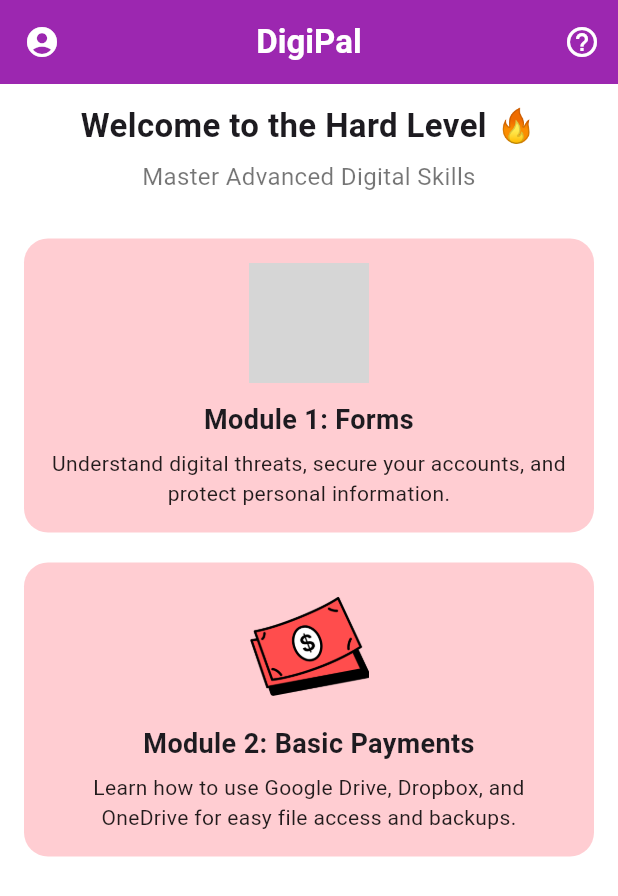
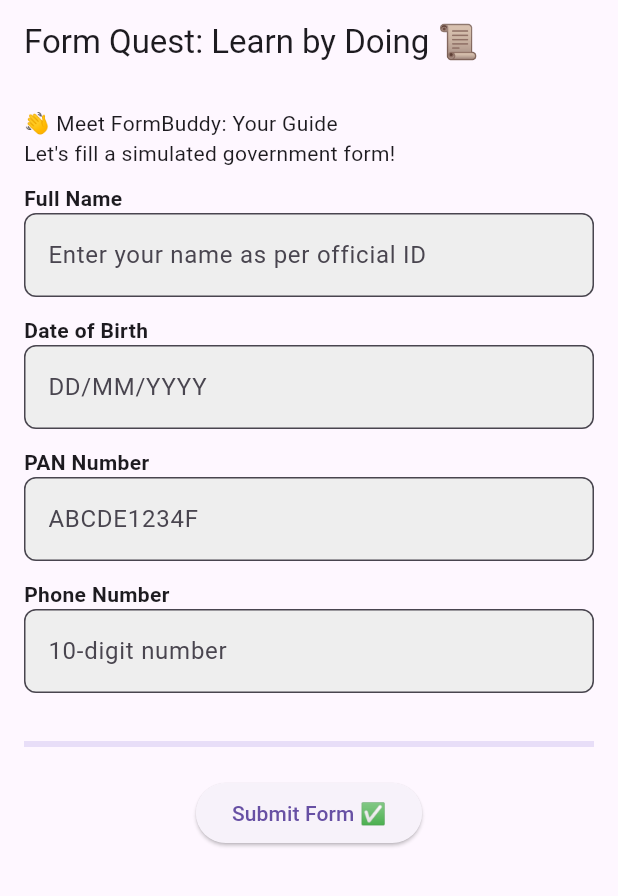
Before and after one commit to hahaanisha/digipal, a Flutter app: the HardLevelPage screen opened directly, after a tap on "Module 1: Forms", on a phone screen of 412 x 824 dp. Shown: the top 896 px of the screen. Run offline on Flutter 3.47's test engine with Material 3 defaults, Android fonts, the phone set to English and light mode, and no system bars; our stand-ins replace confetti, firebase_auth, firebase_core, firebase_database, flutter_gemini, flutter_tts and 3 more; missing offline and left inert: android_intent_plus, easy_upi_payment, mailer, webview_flutter_android, webview_flutter_wkwebview; accounts and stored records are empty; grey boxes are pictures that could not be loaded.

```diff
--- a/lib/screens/Hard/HardHome.dart
+++ b/lib/screens/Hard/HardHome.dart
@@ -1,6 +1,7 @@
 import 'package:flutter/material.dart';
 
 import 'PaymentsPage.dart';
+import 'form.dart';
 
 class HardLevelPage extends StatelessWidget {
   const HardLevelPage({Key? key}) : super(key: key);
@@ -117,12 +118,12 @@ class HardLevelPage extends StatelessWidget {
                 "Understand digital threats, secure your accounts, and protect personal information.",
                 imagePath: "assets/form.png",
                 onTap: () {
-                  // Navigator.push(
-                  //   context,
-                  //   MaterialPageRoute(
-                  //     builder: (context) => TransactionPage(),
-                  //   ),
-                  // );
+                  Navigator.push(
+                    context,
+                    MaterialPageRoute(
+                      builder: (context) => form(),
+                    ),
+                  );
                 },
               ),
               _buildModuleCard(
--- /dev/null
+++ b/lib/screens/Hard/form.dart
@@ -0,0 +1,162 @@
+import 'package:flutter/material.dart';
+import 'package:confetti/confetti.dart';
+
+
+
+class form extends StatelessWidget {
+  @override
+  Widget build(BuildContext context) {
+    return MaterialApp(
+      debugShowCheckedModeBanner: false,
+      home: FormQuestScreen(),
+    );
+  }
+}
+
+class FormQuestScreen extends StatefulWidget {
+  @override
+  _FormQuestScreenState createState() => _FormQuestScreenState();
+}
+
+class _FormQuestScreenState extends State<FormQuestScreen> {
+  final _formKey = GlobalKey<FormState>();
+  final TextEditingController nameController = TextEditingController();
+  final TextEditingController dobController = TextEditingController();
+  final TextEditingController panController = TextEditingController();
+  final TextEditingController phoneController = TextEditingController();
+
+  late ConfettiController _confettiController;
+  int _progress = 0;
+
+  @override
+  void initState() {
+    super.initState();
+    _confettiController = ConfettiController(duration: const Duration(seconds: 2));
+  }
+
+  @override
+  void dispose() {
+    _confettiController.dispose();
+    super.dispose();
+  }
+
+  void _submitForm() {
+    if (_formKey.currentState!.validate()) {
+      setState(() => _progress = 100);
+      _confettiController.play();
+      _showSuccessDialog();
+    }
+  }
+
+  void _showSuccessDialog() {
+    showDialog(
+      context: context,
+      builder: (_) => AlertDialog(
+        title: Text("🎉 Congratulations!"),
+        content: Text("You've successfully completed the form!"),
+        actions: [
+          TextButton(
+            onPressed: () => Navigator.pop(context),
+            child: Text("Awesome!"),
+          ),
+        ],
+      ),
+    );
+  }
+
+  @override
+  Widget build(BuildContext context) {
+    return Scaffold(
+      appBar: AppBar(title: Text("Form Quest: Learn by Doing 📜")),
+      body: Stack(
+        children: [
+          Padding(
+            padding: EdgeInsets.all(16.0),
+            child: Form(
+              key: _formKey,
+              child: Column(
+                crossAxisAlignment: CrossAxisAlignment.start,
+                children: [
+                  Text("👋 Meet FormBuddy: Your Guide"),
+                  Text("Let's fill a simulated government form!"),
+                  SizedBox(height: 10),
+
+                  _buildField("Full Name", "Enter your name as per official ID", nameController, (value) {
+                    if (value!.isEmpty) return "Name can't be empty!";
+                    return null;
+                  }),
+
+                  _buildField("Date of Birth", "DD/MM/YYYY", dobController, (value) {
+                    if (!RegExp(r"^\d{2}/\d{2}/\d{4}$").hasMatch(value!)) {
+                      return "Use format: DD/MM/YYYY";
+                    }
+                    return null;
+                  }),
+
+                  _buildField("PAN Number", "ABCDE1234F", panController, (value) {
+                    if (!RegExp(r"^[A-Z]{5}[0-9]{4}[A-Z]$").hasMatch(value!)) {
+                      return "Invalid PAN format!";
+                    }
+                    return null;
+                  }),
+
+                  _buildField("Phone Number", "10-digit number", phoneController, (value) {
+                    if (!RegExp(r"^\d{10}$").hasMatch(value!)) {
+                      return "Enter a valid 10-digit number!";
+                    }
+                    return null;
+                  }),
+
+                  SizedBox(height: 20),
+                  LinearProgressIndicator(value: _progress / 100),
+                  SizedBox(height: 20),
+
+                  Center(
+                    child: ElevatedButton(
+                      onPressed: _submitForm,
+                      child: Text("Submit Form ✅"),
+                    ),
+                  ),
+                ],
+              ),
+            ),
+          ),
+
+          // Confetti 🎉 on success
+          Align(
+            alignment: Alignment.topCenter,
+            child: ConfettiWidget(
+              confettiController: _confettiController,
+              blastDirection: 3.14 / 2,
+              emissionFrequency: 0.05,
+              numberOfParticles: 20,
+              gravity: 0.1,
+            ),
+          ),
+        ],
+      ),
+    );
+  }
+
+  Widget _buildField(String label, String hint, TextEditingController controller, String? Function(String?) validator) {
+    return Padding(
+      padding: EdgeInsets.only(bottom: 12.0),
+      child: Column(
+        crossAxisAlignment: CrossAxisAlignment.start,
+        children: [
+          Text(label, style: TextStyle(fontWeight: FontWeight.bold)),
+          TextFormField(
+            controller: controller,
+            validator: validator,
+            decoration: InputDecoration(
+              hintText: hint,
+              border: OutlineInputBorder(borderRadius: BorderRadius.circular(8.0)),
+              filled: true,
+              fillColor: Colors.grey[200],
+            ),
+          ),
+        ],
+      ),
+    );
+  }
+}
--- a/pubspec.yaml
+++ b/pubspec.yaml
@@ -55,6 +55,7 @@ dependencies:
   video_player: ^2.9.2
   google_generative_ai: ^0.4.6
   geolocator: ^13.0.2
+  confetti: ^0.7.0
 
 
 
```
Also changed, not shown: assets/easybadge.png (added), assets/hardbadge.png (added), assets/mediumbadge.png (added), pubspec.lock.
